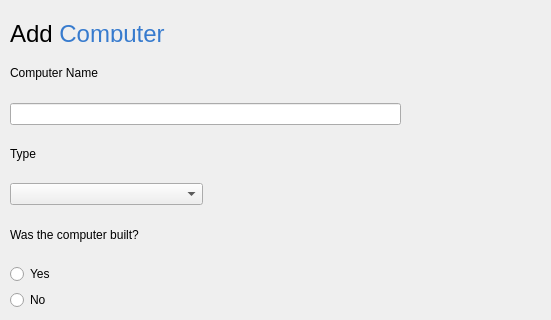
The window that ui/computerdialog.ui (VLN-H7/Skil3) describes before a commit, drawn with Qt 5; both pictures show x 0 to 551 and y 0 to 320 of the 733 by 410 pixel window.
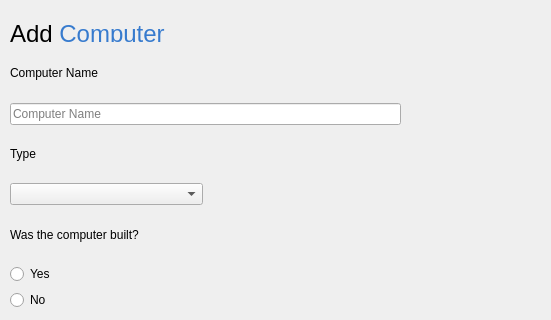
The same window after the commit.

Commit message: Added placeholders and renamed deleteType to removeType

```diff
--- a/ui/computerdialog.ui
+++ b/ui/computerdialog.ui
@@ -99,7 +99,11 @@
      </widget>
     </item>
     <item row="1" column="0" colspan="2">
-     <widget class="QLineEdit" name="inputComputerName"/>
+     <widget class="QLineEdit" name="inputComputerName">
+      <property name="placeholderText">
+       <string>Computer Name</string>
+      </property>
+     </widget>
     </item>
     <item row="0" column="0">
      <widget class="QLabel" name="label_ComputerName">
```
The commit also changes 6 other files.
